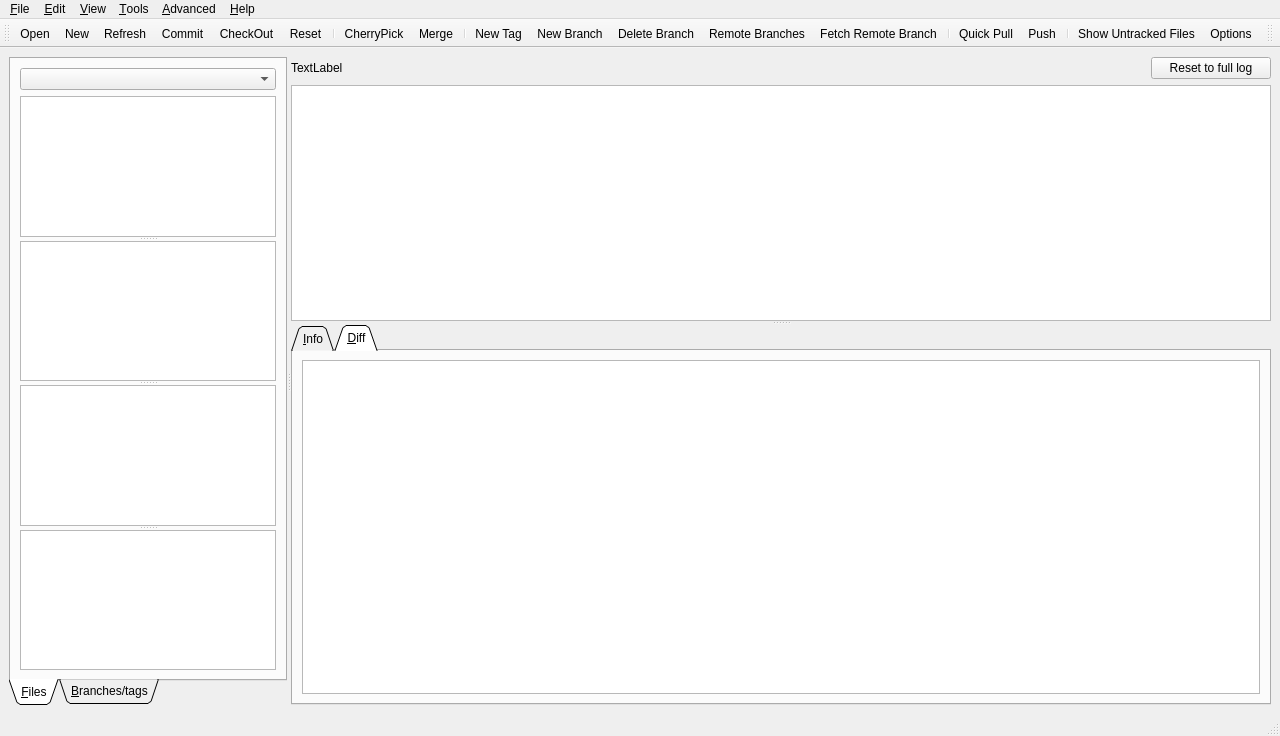
bainonline/teamgit, file ui/mainwindow.ui: the form before one commit.
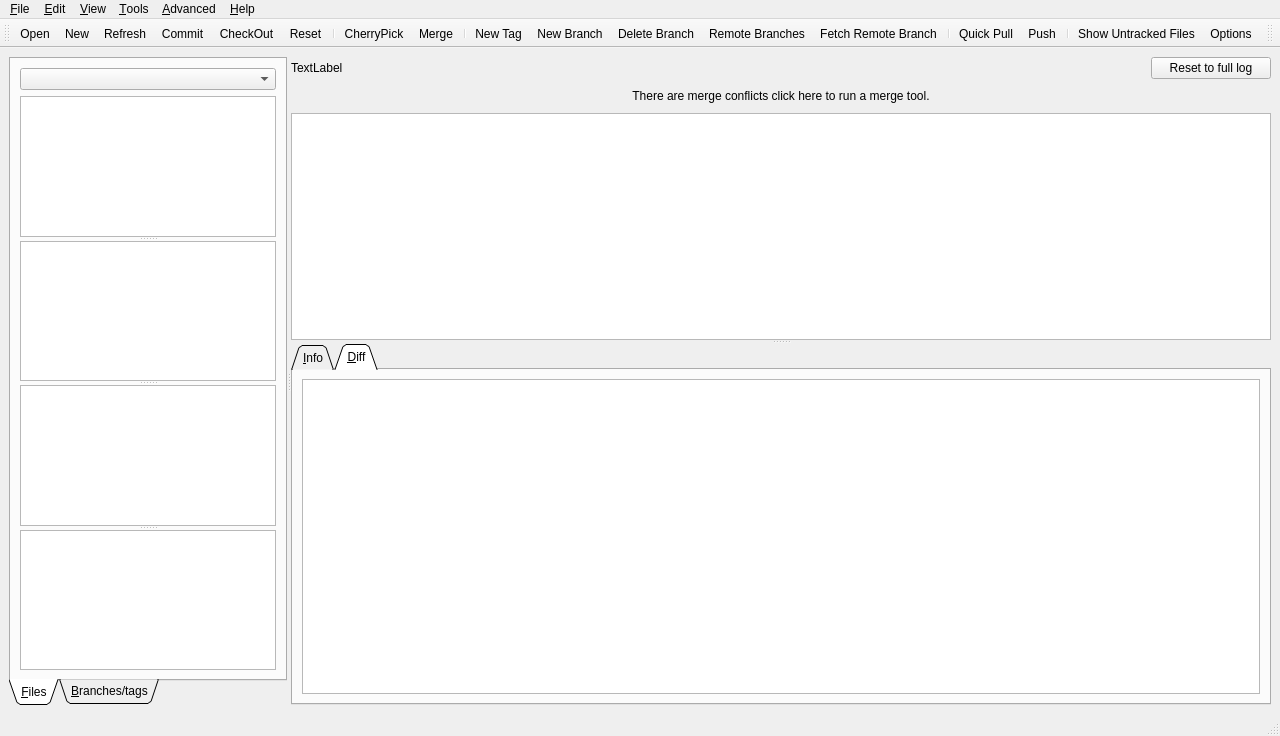
The form after the commit. Icons and pictures are not drawn.

Commit message: Add merge conflict label

```diff
--- a/ui/mainwindow.ui
+++ b/ui/mainwindow.ui
@@ -150,6 +150,431 @@
            </item>
           </layout>
          </item>
+         <item>
+          <widget class="QPushButton" name="mergeConflictLabel" >
+           <property name="palette" >
+            <palette>
+             <active>
+              <colorrole role="WindowText" >
+               <brush brushstyle="SolidPattern" >
+                <color alpha="255" >
+                 <red>0</red>
+                 <green>0</green>
+                 <blue>0</blue>
+                </color>
+               </brush>
+              </colorrole>
+              <colorrole role="Button" >
+               <brush brushstyle="SolidPattern" >
+                <color alpha="255" >
+                 <red>238</red>
+                 <green>30</green>
+                 <blue>30</blue>
+                </color>
+               </brush>
+              </colorrole>
+              <colorrole role="Light" >
+               <brush brushstyle="SolidPattern" >
+                <color alpha="255" >
+                 <red>255</red>
+                 <green>134</green>
+                 <blue>134</blue>
+                </color>
+               </brush>
+              </colorrole>
+              <colorrole role="Midlight" >
+               <brush brushstyle="SolidPattern" >
+                <color alpha="255" >
+                 <red>246</red>
+                 <green>82</green>
+                 <blue>82</blue>
+                </color>
+               </brush>
+              </colorrole>
+              <colorrole role="Dark" >
+               <brush brushstyle="SolidPattern" >
+                <color alpha="255" >
+                 <red>119</red>
+                 <green>15</green>
+                 <blue>15</blue>
+                </color>
+               </brush>
+              </colorrole>
+              <colorrole role="Mid" >
+               <brush brushstyle="SolidPattern" >
+                <color alpha="255" >
+                 <red>159</red>
+                 <green>20</green>
+                 <blue>20</blue>
+                </color>
+               </brush>
+              </colorrole>
+              <colorrole role="Text" >
+               <brush brushstyle="SolidPattern" >
+                <color alpha="255" >
+                 <red>0</red>
+                 <green>0</green>
+                 <blue>0</blue>
+                </color>
+               </brush>
+              </colorrole>
+              <colorrole role="BrightText" >
+               <brush brushstyle="SolidPattern" >
+                <color alpha="255" >
+                 <red>255</red>
+                 <green>255</green>
+                 <blue>255</blue>
+                </color>
+               </brush>
+              </colorrole>
+              <colorrole role="ButtonText" >
+               <brush brushstyle="SolidPattern" >
+                <color alpha="255" >
+                 <red>0</red>
+                 <green>0</green>
+                 <blue>0</blue>
+                </color>
+               </brush>
+              </colorrole>
+              <colorrole role="Base" >
+               <brush brushstyle="SolidPattern" >
+                <color alpha="255" >
+                 <red>255</red>
+                 <green>255</green>
+                 <blue>255</blue>
+                </color>
+               </brush>
+              </colorrole>
+              <colorrole role="Window" >
+               <brush brushstyle="SolidPattern" >
+                <color alpha="255" >
+                 <red>238</red>
+                 <green>30</green>
+                 <blue>30</blue>
+                </color>
+               </brush>
+              </colorrole>
+              <colorrole role="Shadow" >
+               <brush brushstyle="SolidPattern" >
+                <color alpha="255" >
+                 <red>0</red>
+                 <green>0</green>
+                 <blue>0</blue>
+                </color>
+               </brush>
+              </colorrole>
+              <colorrole role="AlternateBase" >
+               <brush brushstyle="SolidPattern" >
+                <color alpha="255" >
+                 <red>246</red>
+                 <green>142</green>
+                 <blue>142</blue>
+                </color>
+               </brush>
+              </colorrole>
+              <colorrole role="ToolTipBase" >
+               <brush brushstyle="SolidPattern" >
+                <color alpha="255" >
+                 <red>255</red>
+                 <green>255</green>
+                 <blue>220</blue>
+                </color>
+               </brush>
+              </colorrole>
+              <colorrole role="ToolTipText" >
+               <brush brushstyle="SolidPattern" >
+                <color alpha="255" >
+                 <red>0</red>
+                 <green>0</green>
+                 <blue>0</blue>
+                </color>
+               </brush>
+              </colorrole>
+             </active>
+             <inactive>
+              <colorrole role="WindowText" >
+               <brush brushstyle="SolidPattern" >
+                <color alpha="255" >
+                 <red>0</red>
+                 <green>0</green>
+                 <blue>0</blue>
+                </color>
+               </brush>
+              </colorrole>
+              <colorrole role="Button" >
+               <brush brushstyle="SolidPattern" >
+                <color alpha="255" >
+                 <red>238</red>
+                 <green>30</green>
+                 <blue>30</blue>
+                </color>
+               </brush>
+              </colorrole>
+              <colorrole role="Light" >
+               <brush brushstyle="SolidPattern" >
+                <color alpha="255" >
+                 <red>255</red>
+                 <green>134</green>
+                 <blue>134</blue>
+                </color>
+               </brush>
+              </colorrole>
+              <colorrole role="Midlight" >
+               <brush brushstyle="SolidPattern" >
+                <color alpha="255" >
+                 <red>246</red>
+                 <green>82</green>
+                 <blue>82</blue>
+                </color>
+               </brush>
+              </colorrole>
+              <colorrole role="Dark" >
+               <brush brushstyle="SolidPattern" >
+                <color alpha="255" >
+                 <red>119</red>
+                 <green>15</green>
+                 <blue>15</blue>
+                </color>
+               </brush>
+              </colorrole>
+              <colorrole role="Mid" >
+               <brush brushstyle="SolidPattern" >
+                <color alpha="255" >
+                 <red>159</red>
+                 <green>20</green>
+                 <blue>20</blue>
+                </color>
+               </brush>
+              </colorrole>
+              <colorrole role="Text" >
+               <brush brushstyle="SolidPattern" >
+                <color alpha="255" >
+                 <red>0</red>
+                 <green>0</green>
+                 <blue>0</blue>
+                </color>
+               </brush>
+              </colorrole>
+              <colorrole role="BrightText" >
+               <brush brushstyle="SolidPattern" >
+                <color alpha="255" >
+                 <red>255</red>
+                 <green>255</green>
+                 <blue>255</blue>
+                </color>
+               </brush>
+              </colorrole>
+              <colorrole role="ButtonText" >
+               <brush brushstyle="SolidPattern" >
+                <color alpha="255" >
+                 <red>0</red>
+                 <green>0</green>
+                 <blue>0</blue>
+                </color>
+               </brush>
+              </colorrole>
+              <colorrole role="Base" >
+               <brush brushstyle="SolidPattern" >
+                <color alpha="255" >
+                 <red>255</red>
+                 <green>255</green>
+                 <blue>255</blue>
+                </color>
+               </brush>
+              </colorrole>
+              <colorrole role="Window" >
+               <brush brushstyle="SolidPattern" >
+                <color alpha="255" >
+                 <red>238</red>
+                 <green>30</green>
+                 <blue>30</blue>
+                </color>
+               </brush>
+              </colorrole>
+              <colorrole role="Shadow" >
+               <brush brushstyle="SolidPattern" >
+                <color alpha="255" >
+                 <red>0</red>
+                 <green>0</green>
+                 <blue>0</blue>
+                </color>
+               </brush>
+              </colorrole>
+              <colorrole role="AlternateBase" >
+               <brush brushstyle="SolidPattern" >
+                <color alpha="255" >
+                 <red>246</red>
+                 <green>142</green>
+                 <blue>142</blue>
+                </color>
+               </brush>
+              </colorrole>
+              <colorrole role="ToolTipBase" >
+               <brush brushstyle="SolidPattern" >
+                <color alpha="255" >
+                 <red>255</red>
+                 <green>255</green>
+                 <blue>220</blue>
+                </color>
+               </brush>
+              </colorrole>
+              <colorrole role="ToolTipText" >
+               <brush brushstyle="SolidPattern" >
+                <color alpha="255" >
+                 <red>0</red>
+                 <green>0</green>
+                 <blue>0</blue>
+                </color>
+               </brush>
+              </colorrole>
+             </inactive>
+             <disabled>
+              <colorrole role="WindowText" >
+               <brush brushstyle="SolidPattern" >
+                <color alpha="255" >
+                 <red>119</red>
+                 <green>15</green>
+                 <blue>15</blue>
+                </color>
+               </brush>
+              </colorrole>
+              <colorrole role="Button" >
+               <brush brushstyle="SolidPattern" >
+                <color alpha="255" >
+                 <red>238</red>
+                 <green>30</green>
+                 <blue>30</blue>
+                </color>
+               </brush>
+              </colorrole>
+              <colorrole role="Light" >
+               <brush brushstyle="SolidPattern" >
+                <color alpha="255" >
+                 <red>255</red>
+                 <green>134</green>
+                 <blue>134</blue>
+                </color>
+               </brush>
+              </colorrole>
+              <colorrole role="Midlight" >
+               <brush brushstyle="SolidPattern" >
+                <color alpha="255" >
+                 <red>246</red>
+                 <green>82</green>
+                 <blue>82</blue>
+                </color>
+               </brush>
+              </colorrole>
+              <colorrole role="Dark" >
+               <brush brushstyle="SolidPattern" >
+                <color alpha="255" >
+                 <red>119</red>
+                 <green>15</green>
+                 <blue>15</blue>
+                </color>
+               </brush>
+              </colorrole>
+              <colorrole role="Mid" >
+               <brush brushstyle="SolidPattern" >
+                <color alpha="255" >
+                 <red>159</red>
+                 <green>20</green>
+                 <blue>20</blue>
+                </color>
+               </brush>
+              </colorrole>
+              <colorrole role="Text" >
+               <brush brushstyle="SolidPattern" >
+                <color alpha="255" >
+                 <red>119</red>
+                 <green>15</green>
+                 <blue>15</blue>
+                </color>
+               </brush>
+              </colorrole>
+              <colorrole role="BrightText" >
+               <brush brushstyle="SolidPattern" >
+                <color alpha="255" >
+                 <red>255</red>
+                 <green>255</green>
+                 <blue>255</blue>
+                </color>
+               </brush>
+              </colorrole>
+              <colorrole role="ButtonText" >
+               <brush brushstyle="SolidPattern" >
+                <color alpha="255" >
+                 <red>119</red>
+                 <green>15</green>
+                 <blue>15</blue>
+                </color>
+               </brush>
+              </colorrole>
+              <colorrole role="Base" >
+               <brush brushstyle="SolidPattern" >
+                <color alpha="255" >
+                 <red>238</red>
+                 <green>30</green>
+                 <blue>30</blue>
+                </color>
+               </brush>
+              </colorrole>
+              <colorrole role="Window" >
+               <brush brushstyle="SolidPattern" >
+                <color alpha="255" >
+                 <red>238</red>
+                 <green>30</green>
+                 <blue>30</blue>
+                </color>
+               </brush>
+              </colorrole>
+              <colorrole role="Shadow" >
+               <brush brushstyle="SolidPattern" >
+                <color alpha="255" >
+                 <red>0</red>
+                 <green>0</green>
+                 <blue>0</blue>
+                </color>
+               </brush>
+              </colorrole>
+              <colorrole role="AlternateBase" >
+               <brush brushstyle="SolidPattern" >
+                <color alpha="255" >
+                 <red>238</red>
+                 <green>30</green>
+                 <blue>30</blue>
+                </color>
+               </brush>
+              </colorrole>
+              <colorrole role="ToolTipBase" >
+               <brush brushstyle="SolidPattern" >
+                <color alpha="255" >
+                 <red>255</red>
+                 <green>255</green>
+                 <blue>220</blue>
+                </color>
+               </brush>
+              </colorrole>
+              <colorrole role="ToolTipText" >
+               <brush brushstyle="SolidPattern" >
+                <color alpha="255" >
+                 <red>0</red>
+                 <green>0</green>
+                 <blue>0</blue>
+                </color>
+               </brush>
+              </colorrole>
+             </disabled>
+            </palette>
+           </property>
+           <property name="text" >
+            <string>There are merge conflicts click here to run a merge tool.</string>
+           </property>
+           <property name="flat" >
+            <bool>true</bool>
+           </property>
+          </widget>
+         </item>
          <item>
           <widget class="QTreeView" name="logView" >
            <property name="sizePolicy" >
```
Left out of the diff: 2 changed lines with no effect on the pictures.
